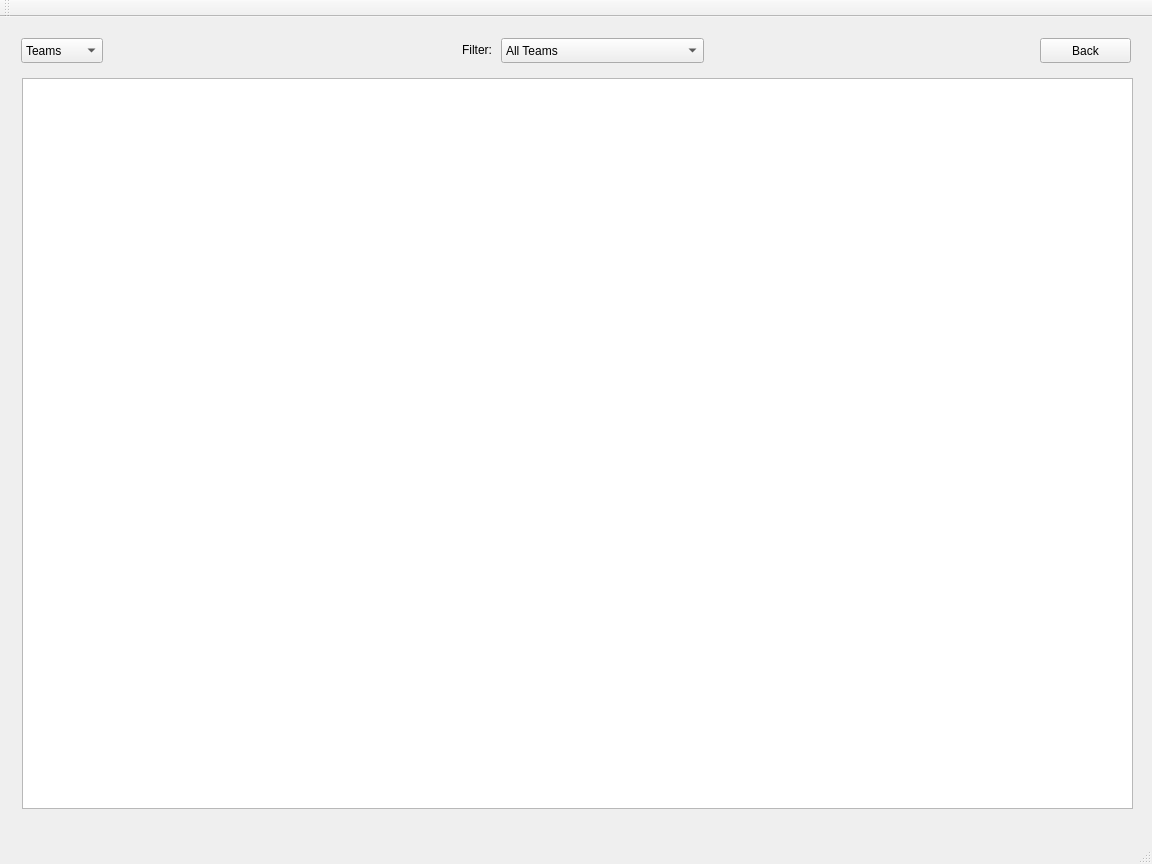
This is src/mainwindow.ui in brianclinkenbeard/football as Qt 5 draws it before an edit. The edited form follows.
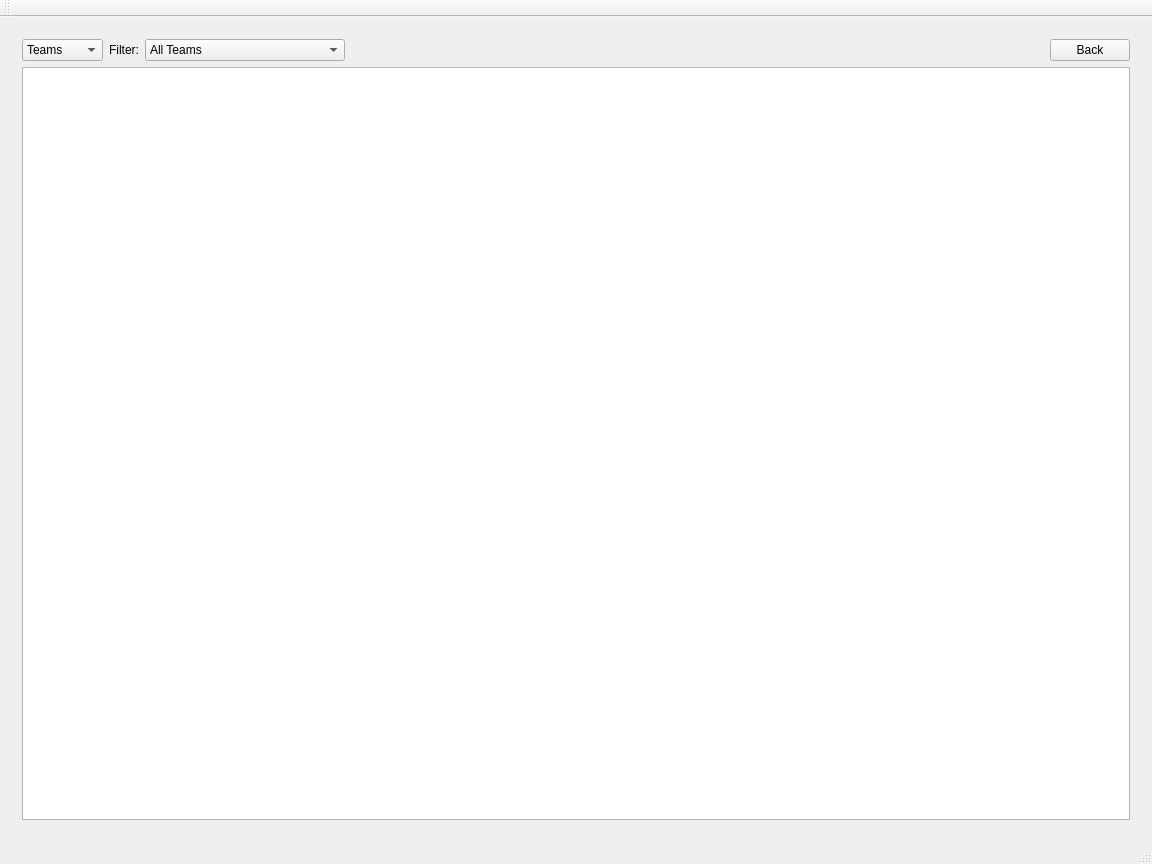
This is the edited form.

```diff
--- a/src/mainwindow.ui
+++ b/src/mainwindow.ui
@@ -122,15 +122,23 @@
        </layout>
       </widget>
       <widget class="QWidget" name="page_teams_stadiums">
+       <layout class="QGridLayout" name="gridLayout_7">
+        <item row="0" column="0">
+         <layout class="QGridLayout" name="gridLayout_6">
+          <item row="0" column="1">
+           <layout class="QFormLayout" name="formLayout_2">
+            <item row="0" column="0">
+             <widget class="QLabel" name="label_filter">
+              <property name="text">
+               <string>Filter:</string>
+              </property>
+              <property name="alignment">
+               <set>Qt::AlignRight|Qt::AlignTrailing|Qt::AlignVCenter</set>
+              </property>
+             </widget>
+            </item>
+            <item row="0" column="1">
        <widget class="QComboBox" name="comboBox_filters">
-        <property name="geometry">
-         <rect>
-          <x>490</x>
-          <y>10</y>
-          <width>203</width>
-          <height>25</height>
-         </rect>
-        </property>
         <item>
          <property name="text">
           <string>All Teams</string>
@@ -147,15 +155,18 @@
          </property>
         </item>
        </widget>
+            </item>
+           </layout>
+          </item>
+          <item row="0" column="3">
+           <widget class="QPushButton" name="pushButton_team_stadium_back">
+            <property name="text">
+             <string>Back</string>
+            </property>
+           </widget>
+          </item>
+          <item row="0" column="0">
        <widget class="QComboBox" name="comboBox_selection">
-        <property name="geometry">
-         <rect>
-          <x>10</x>
-          <y>10</y>
-          <width>82</width>
-          <height>25</height>
-         </rect>
-        </property>
         <item>
          <property name="text">
           <string>Teams</string>
@@ -177,45 +188,26 @@
          </property>
         </item>
        </widget>
-       <widget class="QTableView" name="tableView_teams_stadiums">
-        <property name="geometry">
-         <rect>
-          <x>11</x>
-          <y>50</y>
-          <width>1111</width>
-          <height>731</height>
-         </rect>
-        </property>
-       </widget>
-       <widget class="QLabel" name="label_filter">
-        <property name="geometry">
-         <rect>
-          <x>430</x>
-          <y>11</y>
-          <width>51</width>
-          <height>21</height>
-         </rect>
-        </property>
-        <property name="text">
-         <string>Filter:</string>
-        </property>
-        <property name="alignment">
-         <set>Qt::AlignRight|Qt::AlignTrailing|Qt::AlignVCenter</set>
-        </property>
-       </widget>
-       <widget class="QPushButton" name="pushButton_team_stadium_back">
-        <property name="geometry">
-         <rect>
-          <x>1029</x>
-          <y>10</y>
-          <width>91</width>
-          <height>25</height>
-         </rect>
-        </property>
-        <property name="text">
-         <string>Back</string>
-        </property>
-       </widget>
+          </item>
+          <item row="0" column="2">
+           <spacer name="horizontalSpacer_3">
+            <property name="orientation">
+             <enum>Qt::Horizontal</enum>
+            </property>
+            <property name="sizeHint" stdset="0">
+             <size>
+              <width>40</width>
+              <height>20</height>
+             </size>
+            </property>
+           </spacer>
+          </item>
+         </layout>
+        </item>
+        <item row="1" column="0">
+         <widget class="QTableView" name="tableView_teams_stadiums"/>
+        </item>
+       </layout>
       </widget>
      </widget>
     </item>
```
Left out of the diff: 2 changed lines with no effect on the pictures. Lines whose indentation alone changed are shown as unchanged.
